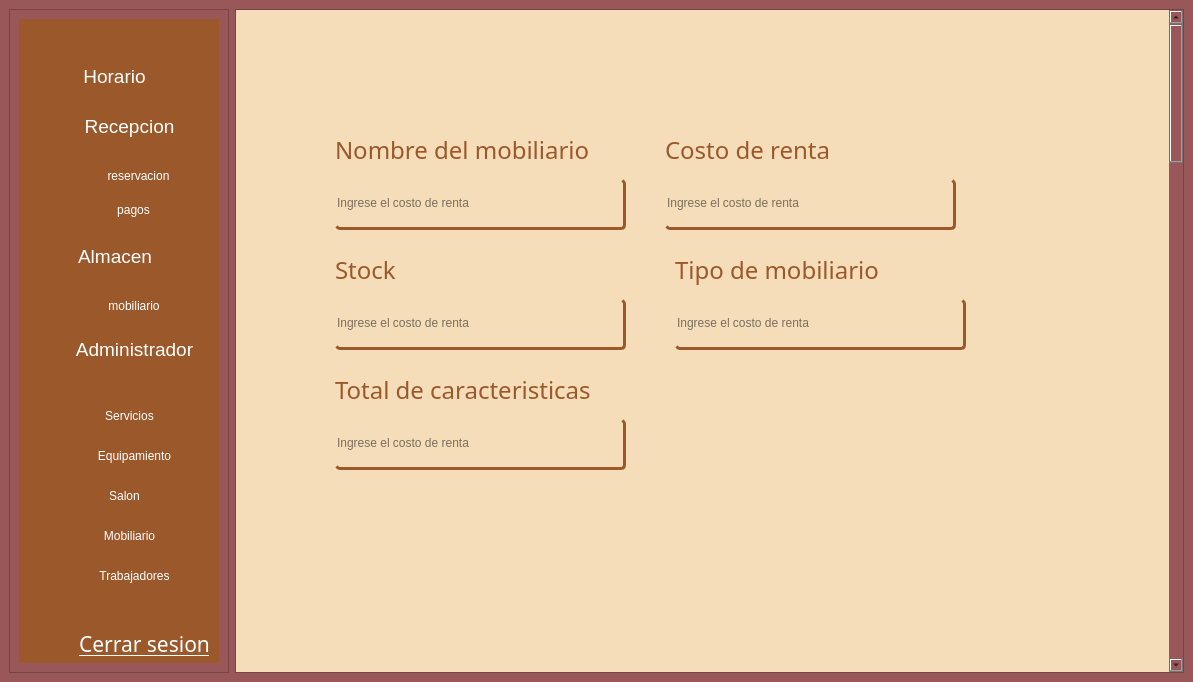
asp-laboratories/BookingRoom_Software, file gui/admin_screen.ui: the form before one commit.
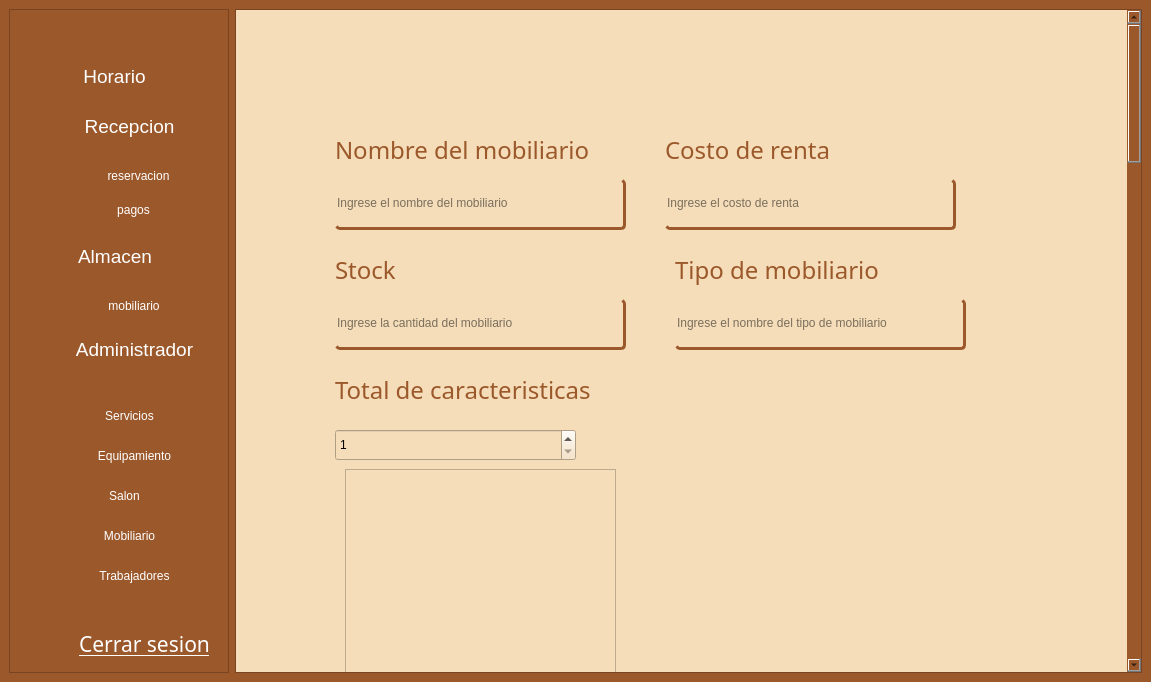
The form after the commit. The open tabs and pages were chosen to show the change. Icons and pictures are not drawn.

Commit message: feat(gui): Implementaciones del apartado del cliente junto con sus telefonos, ademas se agrego el apartado para añadir mobiliario

Patch:
```diff
--- a/gui/admin_screen.ui
+++ b/gui/admin_screen.ui
@@ -6,7 +6,7 @@
    <rect>
     <x>0</x>
     <y>0</y>
-    <width>1193</width>
+    <width>1151</width>
     <height>682</height>
    </rect>
   </property>
@@ -15,7 +15,7 @@
   </property>
   <widget class="QWidget" name="centralwidget">
    <property name="styleSheet">
-    <string notr="true">background-color: rgb(154, 87, 89);</string>
+    <string notr="true">background-color: rgb(155, 88, 43);</string>
    </property>
    <layout class="QHBoxLayout" name="horizontalLayout">
     <item>
@@ -33,7 +33,7 @@
        </size>
       </property>
       <property name="styleSheet">
-       <string notr="true">background-color: rgb(154, 87, 89);</string>
+       <string notr="true">background-color: rgb(155, 88, 43);</string>
       </property>
       <property name="frameShape">
        <enum>QFrame::Shape::StyledPanel</enum>
@@ -686,8 +686,8 @@
        <property name="geometry">
         <rect>
          <x>0</x>
-         <y>0</y>
-         <width>962</width>
+         <y>-105</y>
+         <width>920</width>
          <height>3000</height>
         </rect>
        </property>
@@ -2760,7 +2760,7 @@
              <string/>
             </property>
             <property name="placeholderText">
-             <string>Ingrese el costo de renta</string>
+             <string>Ingrese el nombre del mobiliario</string>
             </property>
            </widget>
            <widget class="QLabel" name="lCostoS_3">
@@ -2852,7 +2852,7 @@
              <string/>
             </property>
             <property name="placeholderText">
-             <string>Ingrese el costo de renta</string>
+             <string>Ingrese la cantidad del mobiliario</string>
             </property>
            </widget>
            <widget class="QLineEdit" name="saCostoRenta_5">
@@ -2874,7 +2874,7 @@
              <string/>
             </property>
             <property name="placeholderText">
-             <string>Ingrese el costo de renta</string>
+             <string>Ingrese el nombre del tipo de mobiliario</string>
             </property>
            </widget>
            <widget class="QLabel" name="lCostoS_5">
@@ -2901,28 +2901,6 @@
              <string>Tipo de mobiliario</string>
             </property>
            </widget>
-           <widget class="QLineEdit" name="saCostoRenta_6">
-            <property name="geometry">
-             <rect>
-              <x>90</x>
-              <y>400</y>
-              <width>291</width>
-              <height>51</height>
-             </rect>
-            </property>
-            <property name="styleSheet">
-             <string notr="true">color: rgb(0, 0, 0);
-border-radius: 5px;
-border-bottom: 3px solid rgba(155, 88, 43, 1.0);
-border-right: 3px solid  rgba(155, 88, 43, 1.0);</string>
-            </property>
-            <property name="text">
-             <string/>
-            </property>
-            <property name="placeholderText">
-             <string>Ingrese el costo de renta</string>
-            </property>
-           </widget>
            <widget class="QLabel" name="lCostoS_6">
             <property name="geometry">
              <rect>
@@ -2947,6 +2925,107 @@
              <string>Total de caracteristicas</string>
             </property>
            </widget>
+           <widget class="QPushButton" name="amConfirmar">
+            <property name="geometry">
+             <rect>
+              <x>110</x>
+              <y>740</y>
+              <width>261</width>
+              <height>61</height>
+             </rect>
+            </property>
+            <property name="styleSheet">
+             <string notr="true">border-radius: 10px;
+background-color: #2B9B32;</string>
+            </property>
+            <property name="text">
+             <string>Confirmar</string>
+            </property>
+           </widget>
+           <widget class="QSpinBox" name="seleccionCaracteristicas">
+            <property name="geometry">
+             <rect>
+              <x>90</x>
+              <y>410</y>
+              <width>241</width>
+              <height>32</height>
+             </rect>
+            </property>
+            <property name="styleSheet">
+             <string notr="true">color: rgb(0, 0, 0);</string>
+            </property>
+            <property name="minimum">
+             <number>1</number>
+            </property>
+            <property name="maximum">
+             <number>10</number>
+            </property>
+           </widget>
+           <widget class="QPushButton" name="amConfirmar_2">
+            <property name="geometry">
+             <rect>
+              <x>310</x>
+              <y>870</y>
+              <width>261</width>
+              <height>61</height>
+             </rect>
+            </property>
+            <property name="styleSheet">
+             <string notr="true">border-radius: 10px;
+background-color: #2B9B32;</string>
+            </property>
+            <property name="text">
+             <string>Confirmar</string>
+            </property>
+           </widget>
+           <widget class="QScrollArea" name="scrollAreaMobiliario2">
+            <property name="geometry">
+             <rect>
+              <x>100</x>
+              <y>450</y>
+              <width>271</width>
+              <height>271</height>
+             </rect>
+            </property>
+            <property name="widgetResizable">
+             <bool>true</bool>
+            </property>
+            <widget class="QWidget" name="mobcont2">
+             <property name="geometry">
+              <rect>
+               <x>0</x>
+               <y>0</y>
+               <width>269</width>
+               <height>269</height>
+              </rect>
+             </property>
+             <layout class="QVBoxLayout" name="verticalLayout_4"/>
+            </widget>
+           </widget>
+           <widget class="QLabel" name="mobMensaje">
+            <property name="geometry">
+             <rect>
+              <x>400</x>
+              <y>990</y>
+              <width>131</width>
+              <height>41</height>
+             </rect>
+            </property>
+            <property name="font">
+             <font>
+              <family>Adwaita Sans</family>
+              <pointsize>-1</pointsize>
+              <bold>true</bold>
+             </font>
+            </property>
+            <property name="styleSheet">
+             <string notr="true">color: rgba(155, 88, 43, 1.0);
+font-size: 28px;</string>
+            </property>
+            <property name="text">
+             <string>Mensaje</string>
+            </property>
+           </widget>
           </widget>
           <widget class="QWidget" name="paginaTrabajador">
            <widget class="QTabWidget" name="tabWidget_3">
```
Left out of the diff: 73 changed lines with no effect on the pictures. The commit also changes 1 other file.
